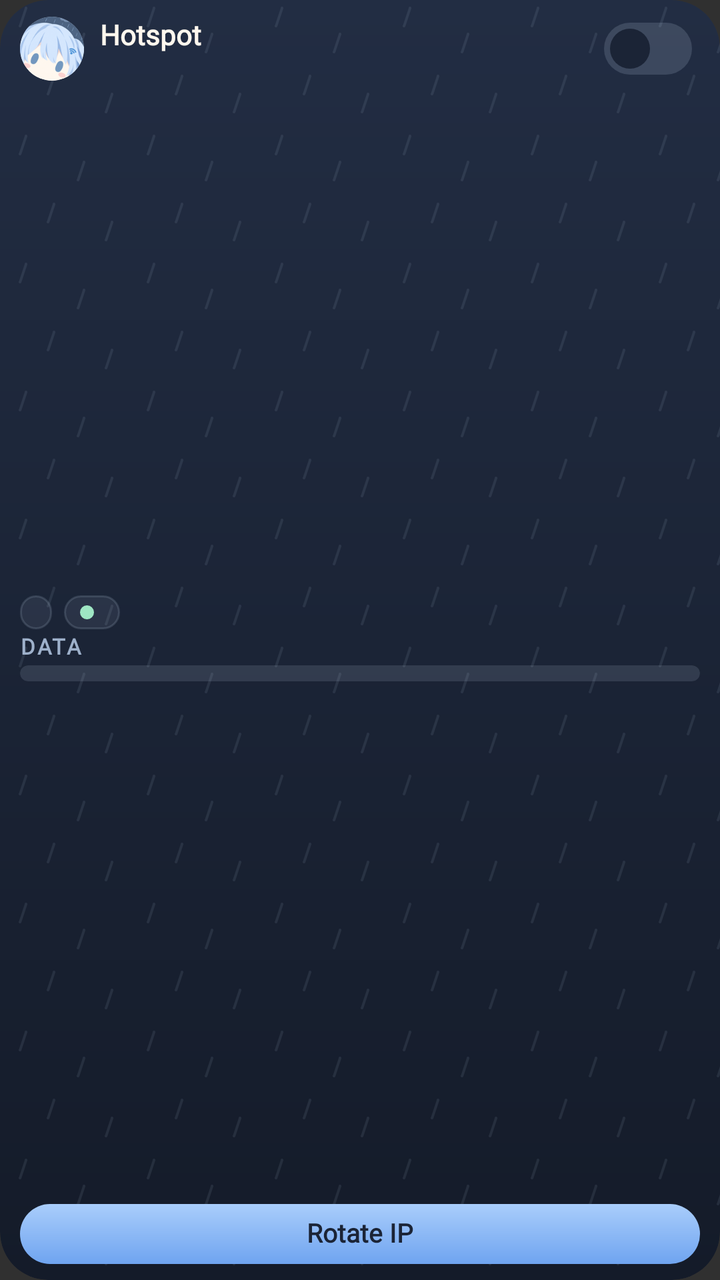
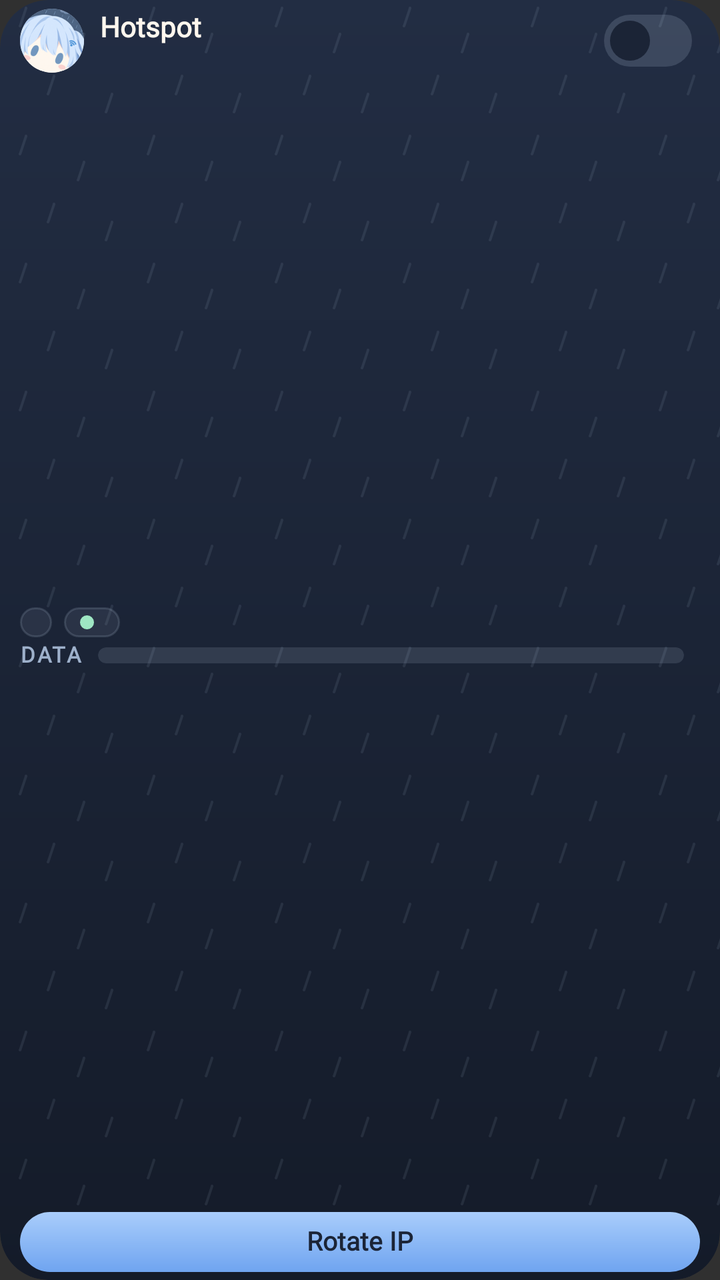

Screens rendered from an Android XML layout before and after an edit, with the pre-edit source and the edit as a unified diff.
<!-- AndroidManifest.xml: application theme android:Theme.Material.NoActionBar -->
<!-- res/layout/widget_flippost.xml -->
<?xml version="1.0" encoding="utf-8"?>
<LinearLayout xmlns:android="http://schemas.android.com/apk/res/android"
    android:id="@+id/widget_root"
    android:layout_width="match_parent"
    android:layout_height="match_parent"
    android:clipToOutline="true"
    android:orientation="vertical"
    android:paddingHorizontal="10dp"
    android:paddingVertical="8dp"
    android:background="@drawable/widget_bg">

    <LinearLayout
        android:layout_width="match_parent"
        android:layout_height="wrap_content"
        android:layout_marginBottom="-8dp"
        android:layout_marginTop="-8dp"
        android:gravity="center_vertical"
        android:orientation="horizontal">
        <ImageView
            android:layout_width="32dp"
            android:layout_height="32dp"
            android:background="@drawable/widget_avatar_clip"
            android:clipToOutline="true"
            android:contentDescription="@null"
            android:scaleType="centerCrop"
            android:src="@drawable/flippost_logo" />
        <LinearLayout
            android:layout_width="0dp"
            android:layout_height="wrap_content"
            android:layout_weight="1"
            android:layout_marginStart="8dp"
            android:orientation="vertical">
            <TextView
                android:layout_width="wrap_content"
                android:layout_height="wrap_content"
                android:fontFamily="@font/nunito_family"
                android:text="Hotspot"
                android:textColor="#FEF7EE"
                android:includeFontPadding="false"
                android:textSize="14sp"
                android:textStyle="bold" />
            <TextView
                android:id="@+id/widget_devices"
                android:layout_width="wrap_content"
                android:layout_height="wrap_content"
                android:fontFamily="@font/nunito_family"
                android:textColor="#9EB1CB"
                android:includeFontPadding="false"
                android:textSize="11sp" />
        </LinearLayout>
        <ImageView
            android:id="@+id/widget_switch"
            android:layout_width="52dp"
            android:layout_height="48dp"
            android:paddingHorizontal="4dp"
            android:paddingVertical="11dp"
            android:src="@drawable/widget_switch_off" />
    </LinearLayout>

    <LinearLayout
        android:id="@+id/widget_values"
        android:layout_width="match_parent"
        android:layout_height="0dp"
        android:layout_weight="1"
        android:gravity="center_vertical"
        android:orientation="vertical">
        <LinearLayout
            android:layout_width="match_parent"
            android:layout_height="wrap_content"
            android:orientation="horizontal">
            <TextView
                android:id="@+id/widget_ip"
                android:layout_width="wrap_content"
                android:layout_height="wrap_content"
                android:background="@drawable/widget_chip"
                android:fontFamily="@font/nunito_family"
                android:includeFontPadding="false"
                android:paddingHorizontal="8dp"
                android:paddingVertical="2dp"
                android:textSize="11sp"
                android:textStyle="bold"
                android:textColor="#FEF7EE" />
            <TextView
                android:id="@+id/widget_temp"
                android:layout_width="wrap_content"
                android:layout_height="wrap_content"
                android:layout_marginStart="6dp"
                android:background="@drawable/widget_chip"
                android:fontFamily="@font/nunito_family"
                android:includeFontPadding="false"
                android:paddingHorizontal="8dp"
                android:paddingVertical="2dp"
                android:textSize="11sp"
                android:textStyle="bold"
                android:drawablePadding="5dp"
                android:drawableStart="@drawable/widget_dot_ok"
                android:textColor="#9EE6C3" />
        </LinearLayout>
        <LinearLayout
            android:layout_width="match_parent"
            android:layout_height="wrap_content"
            android:layout_marginTop="2dp"
            android:gravity="center_vertical"
            android:orientation="horizontal">
            <TextView
                android:layout_width="0dp"
                android:layout_height="wrap_content"
                android:layout_weight="1"
                android:fontFamily="@font/nunito_family"
                android:letterSpacing="0.08"
                android:text="DATA"
                android:textColor="#9EB1CB"
                android:includeFontPadding="false"
                android:textSize="11sp"
                android:textStyle="bold" />
            <TextView
                android:id="@+id/widget_data"
                android:layout_width="wrap_content"
                android:layout_height="wrap_content"
                android:fontFamily="@font/nunito_family"
                android:gravity="end"
                android:includeFontPadding="false"
                android:textColor="#9EB1CB"
                android:textSize="12sp" />
        </LinearLayout>
        <ProgressBar
            android:id="@+id/widget_bar"
            style="?android:attr/progressBarStyleHorizontal"
            android:layout_width="match_parent"
            android:layout_height="8dp"
            android:layout_marginTop="2dp"
            android:background="@drawable/widget_bar_track"
            android:clipToOutline="true"
            android:max="100"
            android:progressDrawable="@drawable/widget_bar" />
    </LinearLayout>

    <TextView
        android:id="@+id/widget_status"
        android:layout_width="match_parent"
        android:layout_height="0dp"
        android:layout_weight="1"
        android:fontFamily="@font/nunito_family"
        android:gravity="center_vertical"
        android:textColor="#FF9AA6"
        android:textSize="13sp"
        android:visibility="gone" />

    <Button
        android:id="@+id/widget_rotate"
        android:layout_width="match_parent"
        android:layout_height="30dp"
        android:layout_marginTop="4dp"
        android:background="@drawable/widget_pill"
        android:fontFamily="@font/nunito_family"
        android:gravity="center"
        android:minHeight="0dp"
        android:minWidth="0dp"
        android:paddingHorizontal="12dp"
        android:paddingVertical="0dp"
        android:includeFontPadding="false"
        android:stateListAnimator="@null"
        android:text="Rotate IP"
        android:textAllCaps="false"
        android:textColor="#1B2436"
        android:textFontWeight="800"
        android:textSize="13sp" />
</LinearLayout>
<!-- resources referenced by this layout -->
<resources>
  <!-- drawable flippost_logo: png bitmap (drawable, 21628 bytes) -->
  <!-- drawable widget_avatar_clip (drawable) -->
  <?xml version="1.0" encoding="utf-8"?>
  <shape xmlns:android="http://schemas.android.com/apk/res/android" android:shape="oval">
      <solid android:color="#E8F1FF" />
  </shape>
  <!-- drawable widget_bar (drawable) -->
  <?xml version="1.0" encoding="utf-8"?>
  <layer-list xmlns:android="http://schemas.android.com/apk/res/android">
      <item android:id="@android:id/progress">
          <clip>
              <bitmap android:src="@drawable/widget_stripes" android:tileMode="repeat" />
          </clip>
      </item>
  </layer-list>
  <!-- drawable widget_bar_track (drawable) -->
  <?xml version="1.0" encoding="utf-8"?>
  <shape xmlns:android="http://schemas.android.com/apk/res/android" android:shape="rectangle">
      <solid android:color="#1FD5E7FD" />
      <corners android:radius="5dp" />
  </shape>
  <!-- drawable widget_bg (drawable) -->
  <?xml version="1.0" encoding="utf-8"?>
  <layer-list xmlns:android="http://schemas.android.com/apk/res/android">
      <item>
          <shape android:shape="rectangle">
              <gradient android:angle="270" android:startColor="#222D43" android:endColor="#141B29" />
              <corners android:radius="24dp" />
          </shape>
      </item>
      <item>
          <bitmap android:src="@drawable/widget_rain" android:tileMode="repeat" />
      </item>
  </layer-list>
  <!-- drawable widget_chip (drawable) -->
  <?xml version="1.0" encoding="utf-8"?>
  <shape xmlns:android="http://schemas.android.com/apk/res/android" android:shape="rectangle">
      <solid android:color="#14D5E7FD" />
      <stroke android:width="1dp" android:color="#24D5E7FD" />
      <corners android:radius="12dp" />
  </shape>
  <!-- drawable widget_dot_ok (drawable) -->
  <?xml version="1.0" encoding="utf-8"?>
  <shape xmlns:android="http://schemas.android.com/apk/res/android" android:shape="oval">
      <size android:width="7dp" android:height="7dp" />
      <solid android:color="#9EE6C3" />
  </shape>
  <!-- drawable widget_pill (drawable) -->
  <?xml version="1.0" encoding="utf-8"?>
  <shape xmlns:android="http://schemas.android.com/apk/res/android" android:shape="rectangle">
      <gradient android:angle="270" android:startColor="#A9CDFB" android:endColor="#6FA4F0" />
      <corners android:radius="22dp" />
  </shape>
  <!-- drawable widget_switch_off (drawable) -->
  <?xml version="1.0" encoding="utf-8"?>
  <layer-list xmlns:android="http://schemas.android.com/apk/res/android">
      <item android:width="44dp" android:height="26dp">
          <shape android:shape="rectangle">
              <solid android:color="#26D5E7FD" />
              <corners android:radius="13dp" />
          </shape>
      </item>
      <item android:width="20dp" android:height="20dp" android:gravity="start|center_vertical" android:left="3dp">
          <shape android:shape="oval"><solid android:color="#1B2436" /></shape>
      </item>
  </layer-list>
  <!-- drawable widget_stripes: png bitmap (drawable-xxhdpi, 310 bytes) -->
  <!-- drawable widget_rain: png bitmap (drawable-xxhdpi, 1271 bytes) -->
</resources>

<!-- the commit's change to res/layout/widget_flippost.xml (unified diff, before → after) -->
@@ -6,7 +6,7 @@
     android:clipToOutline="true"
     android:orientation="vertical"
     android:paddingHorizontal="10dp"
-    android:paddingVertical="8dp"
+    android:paddingVertical="4dp"
     android:background="@drawable/widget_bg">
 
     <LinearLayout
@@ -76,7 +76,7 @@
                 android:fontFamily="@font/nunito_family"
                 android:includeFontPadding="false"
                 android:paddingHorizontal="8dp"
-                android:paddingVertical="2dp"
+                android:paddingVertical="1dp"
                 android:textSize="11sp"
                 android:textStyle="bold"
                 android:textColor="#FEF7EE" />
@@ -89,7 +89,7 @@
                 android:fontFamily="@font/nunito_family"
                 android:includeFontPadding="false"
                 android:paddingHorizontal="8dp"
-                android:paddingVertical="2dp"
+                android:paddingVertical="1dp"
                 android:textSize="11sp"
                 android:textStyle="bold"
                 android:drawablePadding="5dp"
@@ -103,9 +103,8 @@
             android:gravity="center_vertical"
             android:orientation="horizontal">
             <TextView
-                android:layout_width="0dp"
+                android:layout_width="wrap_content"
                 android:layout_height="wrap_content"
-                android:layout_weight="1"
                 android:fontFamily="@font/nunito_family"
                 android:letterSpacing="0.08"
                 android:text="DATA"
@@ -113,6 +112,17 @@
                 android:includeFontPadding="false"
                 android:textSize="11sp"
                 android:textStyle="bold" />
+            <ProgressBar
+                android:id="@+id/widget_bar"
+                style="?android:attr/progressBarStyleHorizontal"
+                android:layout_width="0dp"
+                android:layout_weight="1"
+                android:layout_height="8dp"
+                android:layout_marginHorizontal="8dp"
+                android:background="@drawable/widget_bar_track"
+                android:clipToOutline="true"
+                android:max="100"
+                android:progressDrawable="@drawable/widget_bar" />
             <TextView
                 android:id="@+id/widget_data"
                 android:layout_width="wrap_content"
@@ -123,16 +133,6 @@
                 android:textColor="#9EB1CB"
                 android:textSize="12sp" />
         </LinearLayout>
-        <ProgressBar
-            android:id="@+id/widget_bar"
-            style="?android:attr/progressBarStyleHorizontal"
-            android:layout_width="match_parent"
-            android:layout_height="8dp"
-            android:layout_marginTop="2dp"
-            android:background="@drawable/widget_bar_track"
-            android:clipToOutline="true"
-            android:max="100"
-            android:progressDrawable="@drawable/widget_bar" />
     </LinearLayout>
 
     <TextView
